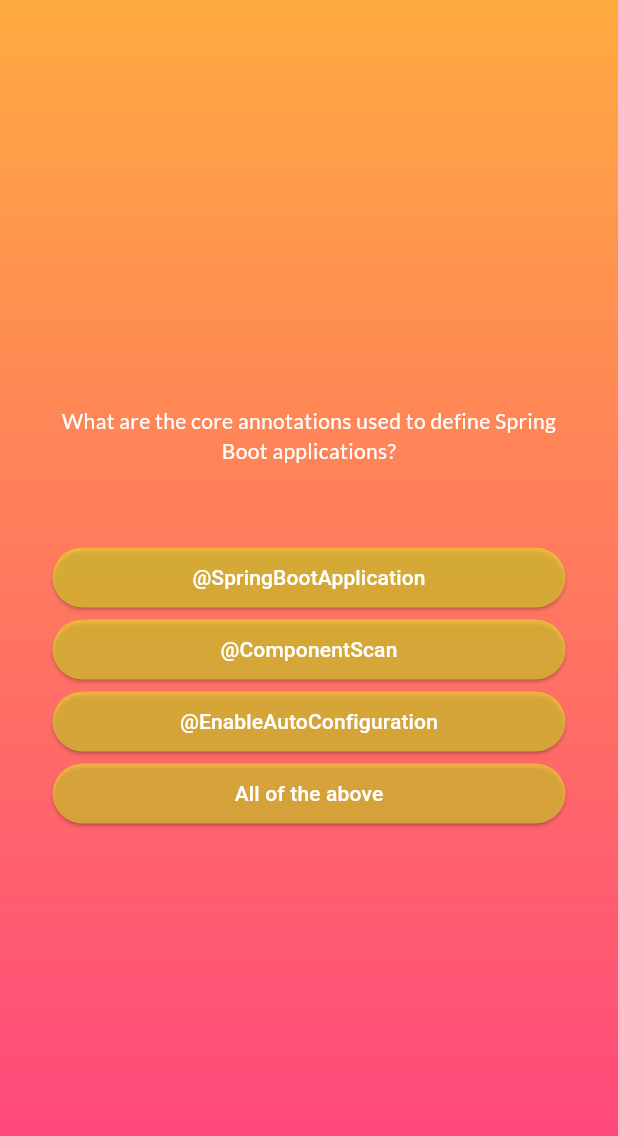
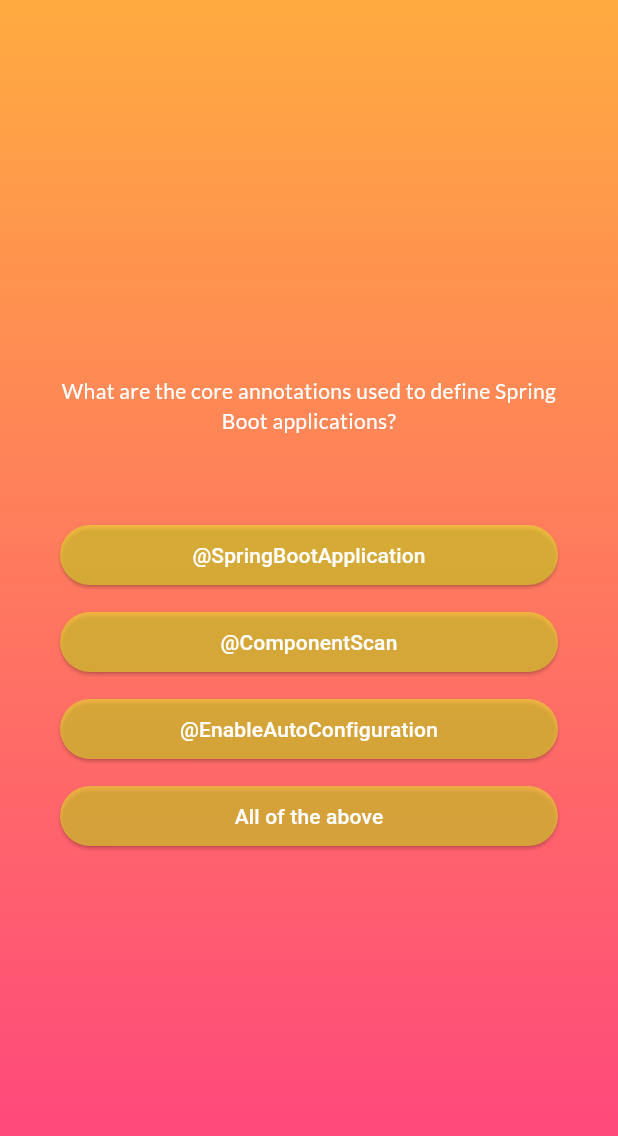
Before and after one commit to Thabo-Tshabalala/QuizApp, a Flutter app: the screen it shows after launch, after a tap on "Start Quiz", on a phone screen of 412 x 824 dp. Shown: the top 1136 px of the screen. Run offline on Flutter 3.47's test engine with Material 3 defaults, Android fonts, the phone set to English and light mode, and no system bars; our stand-ins replace google_fonts.

Commit message:
Minor fixes

```diff
--- a/quiz_app/lib/answer_button.dart
+++ b/quiz_app/lib/answer_button.dart
@@ -7,7 +7,9 @@ class AnswerButton extends StatelessWidget {
 
   @override
   Widget build(BuildContext context) {
-    return ElevatedButton(
+    return Padding(
+      padding: const EdgeInsets.all(5.0),
+      child: ElevatedButton(
         style: ElevatedButton.styleFrom(
           padding:const  EdgeInsets.symmetric(vertical: 10,horizontal: 35),
             backgroundColor: const Color.fromARGB(139, 236, 236, 42),
@@ -18,6 +20,7 @@ class AnswerButton extends StatelessWidget {
           answerText,
         ),
         // So in order to get the answers from the dummy model we must run a loop from that class.
+      ),
     );
   }
 }
--- a/quiz_app/lib/questions_summary/questions_identifier.dart
+++ b/quiz_app/lib/questions_summary/questions_identifier.dart
@@ -14,12 +14,12 @@ class QuestionsIdentifier extends StatelessWidget {
       height: 30,
       alignment: Alignment.center,
       decoration: BoxDecoration(
-          color: isCorrectAnswer ? Colors.green : Colors.red,
+          color: isCorrectAnswer ? Colors.green : const Color.fromARGB(216, 244, 67, 54),
           borderRadius: BorderRadius.circular(100)),
       child: Text(
         questionNumber.toString(),
         style: const TextStyle(
-            fontWeight: FontWeight.bold, color: Colors.pinkAccent),
+            fontWeight: FontWeight.bold, color: Colors.white),
       ),
     );
   }
--- a/quiz_app/lib/results_screen.dart
+++ b/quiz_app/lib/results_screen.dart
@@ -53,7 +53,10 @@ class ResultsScreen extends StatelessWidget {
                 TextButton.icon(
                     onPressed: onRestart,
                     icon: const Icon(Icons.refresh),
-                    label: const Text('Restart Quiz'))
+                    label: const Text(
+                      'Restart Quiz',
+                      style: TextStyle(color: Colors.white),
+                    ))
               ],
             )));
   }
```
Lines whose indentation alone changed are shown as unchanged.
